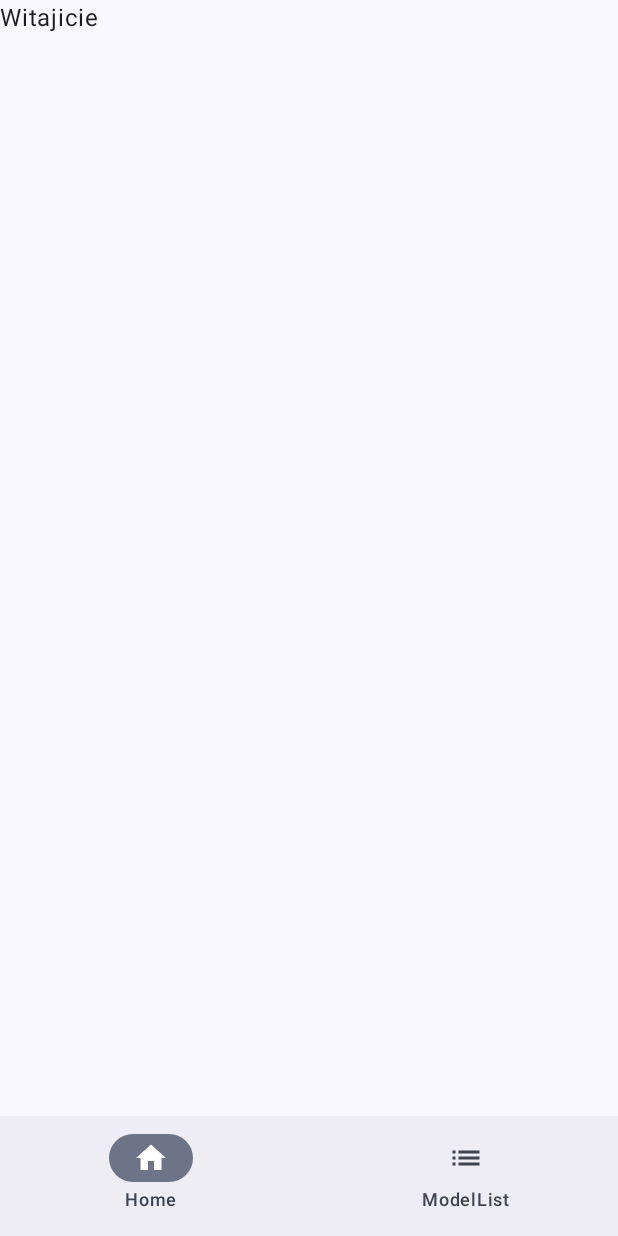
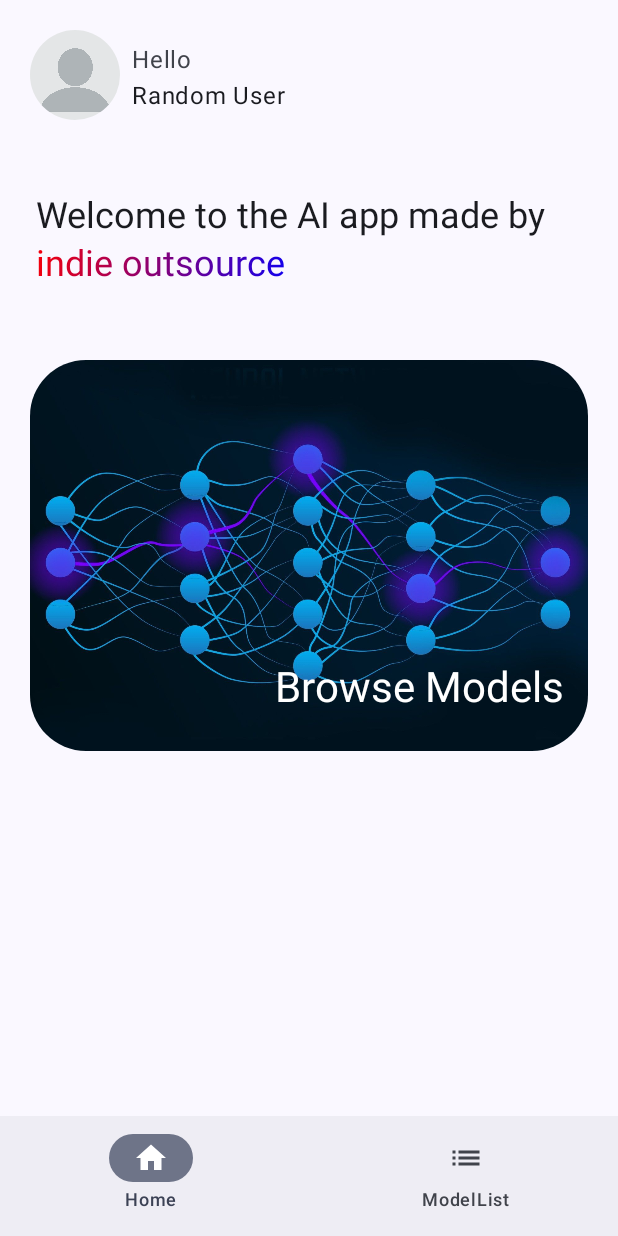
Before and after one commit to MatixExport/tul-mobile, an Android app built with Jetpack Compose: the screen it shows after launch (MainActivity), on a phone screen of 412 x 824 dp. Run offline under Robolectric (Android 15) with nearby library versions, the phone set to English and light mode, and no system bars; our stand-ins replace Dagger/Hilt's generated code.

Commit message:
wip home view

```diff
--- a/app/src/main/java/indie/outsource/ai/ui/views/home/HomeScreen.kt
+++ b/app/src/main/java/indie/outsource/ai/ui/views/home/HomeScreen.kt
@@ -1,10 +1,167 @@
 package indie.outsource.ai.ui.views.home
 
+import androidx.compose.foundation.Image
+import androidx.compose.foundation.background
+import androidx.compose.foundation.border
+import androidx.compose.foundation.layout.Box
+import androidx.compose.foundation.layout.Column
+import androidx.compose.foundation.layout.Row
+import androidx.compose.foundation.layout.Spacer
+import androidx.compose.foundation.layout.fillMaxSize
+import androidx.compose.foundation.layout.fillMaxWidth
+import androidx.compose.foundation.layout.height
+import androidx.compose.foundation.layout.padding
+import androidx.compose.foundation.layout.size
+import androidx.compose.foundation.lazy.LazyColumn
+import androidx.compose.foundation.shape.RoundedCornerShape
+import androidx.compose.material3.Card
+import androidx.compose.material3.CardDefaults
+import androidx.compose.material3.MaterialTheme
 import androidx.compose.material3.Text
 import androidx.compose.runtime.Composable
+import androidx.compose.ui.Alignment
 import androidx.compose.ui.Modifier
+import androidx.compose.ui.draw.clip
+import androidx.compose.ui.graphics.Brush
+import androidx.compose.ui.graphics.Color
+import androidx.compose.ui.graphics.Color.Companion.Cyan
+import androidx.compose.ui.res.painterResource
+import androidx.compose.ui.text.SpanStyle
+import androidx.compose.ui.text.buildAnnotatedString
+import androidx.compose.ui.text.font.FontWeight
+import androidx.compose.ui.text.withStyle
+import androidx.compose.ui.unit.dp
+import androidx.compose.ui.unit.sp
+import com.example.myapplication.R
 
 @Composable
 fun HomeScreen(modifier: Modifier){
     Text(modifier = modifier,text="Witajicie")
+    HomeScreenItems()
 }
+
+@Composable
+fun HomeScreenItems(
+    modifier: Modifier = Modifier,
+    onCardClicked: (String) -> Unit = {},
+) {
+
+    LazyColumn(
+        modifier = modifier
+            .fillMaxSize()
+            .background(MaterialTheme.colorScheme.background)
+            .padding(20.dp)
+    ){
+
+
+        item {
+
+            UserHomeSection()
+
+        }
+        item{
+            WelcomeText()
+        }
+        item{
+            BrowseModelsBox()
+        }
+
+
+        item{
+
+
+
+        }
+
+
+    }
+
+}
+
+
+@Composable
+fun UserHomeSection(modifier: Modifier = Modifier){
+    val image = painterResource(R.drawable.blank_profile_picture)
+    Row(
+
+    ){
+        Image(
+            painter = image,
+            contentDescription = "profile picture",
+            modifier = Modifier
+                .size(60.dp)
+                .clip(RoundedCornerShape(30.dp))
+        )
+        Column(
+            modifier = Modifier
+                .padding(8.dp,8.dp,0.dp,0.dp)
+        ) {
+            Text(
+                text = "Hello",
+                color = MaterialTheme.colorScheme.onSurfaceVariant
+            )
+            Text(
+                text = "Random User"
+            )
+        }
+    }
+}
+
+@Composable
+fun WelcomeText(modifier: Modifier = Modifier){
+    val gradientColors = listOf(Color.Red, Color.Blue,Color.Magenta)
+    Text(
+        text = buildAnnotatedString {
+            append("Welcome to the AI app made by")
+            withStyle(
+                SpanStyle(
+                    brush = Brush.linearGradient(
+                        colors = gradientColors
+                    )
+                )
+            ) {
+                append(" indie outsource")
+            }
+        },
+        style = MaterialTheme.typography.headlineSmall,
+        modifier = Modifier
+            .then(modifier)
+            .padding(4.dp,48.dp,0.dp,48.dp)
+    )
+}
+
+@Composable
+fun BrowseModelsBox(){
+    val image = painterResource(R.drawable.network_bg)
+    Column{
+
+        Box(
+            modifier = Modifier
+                .clip(
+                    RoundedCornerShape(
+                       56f
+                    )
+                )
+                .padding(0.dp,0.dp,0.dp,0.dp)
+        ){
+            Image(
+                painter = image,
+                contentDescription = null
+            )
+            Text(
+                text = "Browse Models",
+                color = Color.White,
+                style = MaterialTheme.typography.headlineMedium,
+                modifier = Modifier
+                    .padding(8.dp,0.dp,16.dp,24.dp)
+                    .align(Alignment.BottomEnd)
+            )
+        }
+    }
+
+}
+
+@Composable
+fun RecentConversations(){
+
+}
```
Also changed, not shown: app/src/main/res/drawable-mdpi/blank_profile_picture.png (added), app/src/main/res/drawable-nodpi/network_bg.jpg (added).
